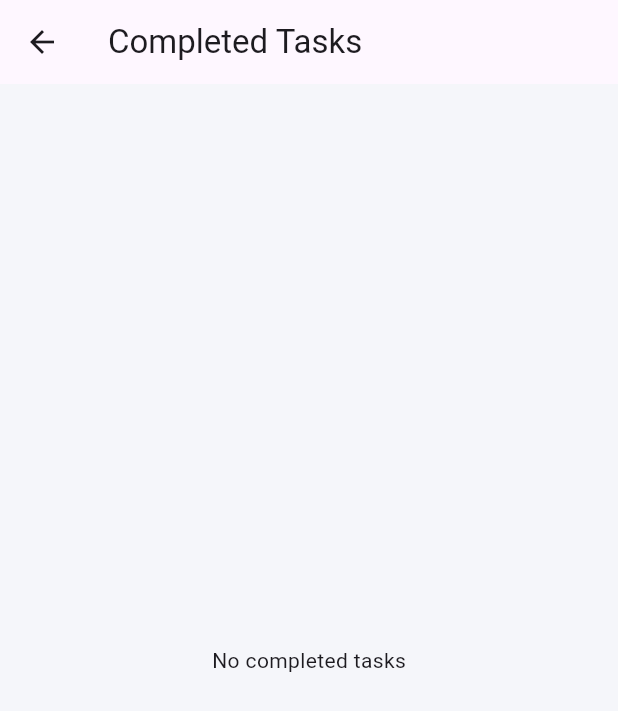
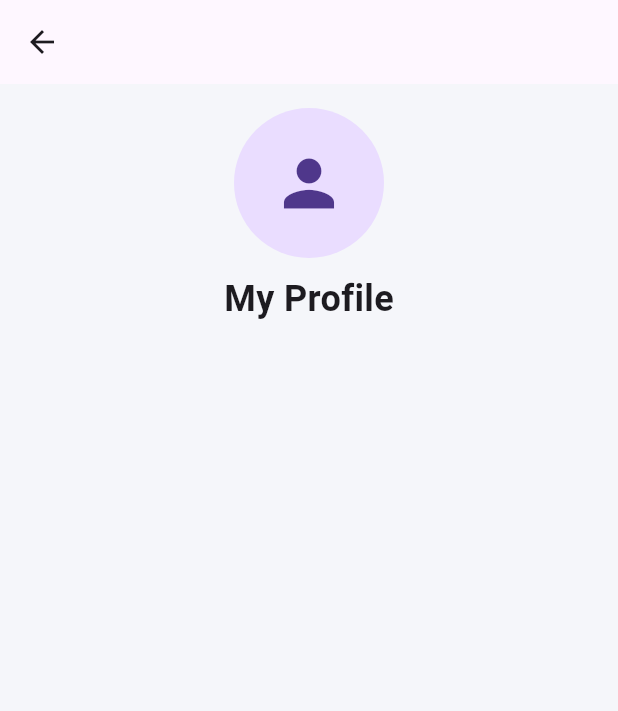
Before and after one commit to ahmedabdelmksoud/task5_nti, a Flutter app: the HomePage screen opened directly, after a tap on "Go to Profile Page", on a phone screen of 412 x 824 dp. Shown: the top 711 px of the screen. Run offline on Flutter 3.47's test engine with Material 3 defaults, Android fonts, the light colour scheme and no system bars; our stand-ins replace image_picker, sqflite; accounts and stored records are empty.

Commit message:
sacend commit

```diff
--- a/lib/screens/home_page.dart
+++ b/lib/screens/home_page.dart
@@ -142,7 +142,7 @@ class _HomePageState extends State<HomePage> {
           onPressed: () {
             Navigator.push(
               context,
-              MaterialPageRoute(builder: (context) => ProfilePage(userId: 1)),
+              MaterialPageRoute(builder: (context) => ProfilePage()),
             );
           },
           child: const Text("Go to Profile Page"),
--- a/lib/screens/profile_page.dart
+++ b/lib/screens/profile_page.dart
@@ -1,45 +1,87 @@
+import 'dart:io';
 import 'package:flutter/material.dart';
-import '../database/db_helper.dart';
-import '../models/task_model.dart';
+import 'package:image_picker/image_picker.dart';
+import 'package:task5_nti/database/db_helper.dart';
+import 'package:task5_nti/models/task_model.dart';
 
 class ProfilePage extends StatefulWidget {
-  final int userId;
-  const ProfilePage({super.key, required this.userId});
-
+  ProfilePage({super.key});
   @override
   State<ProfilePage> createState() => _ProfilePageState();
 }
 
 class _ProfilePageState extends State<ProfilePage> {
   List<Task> doneTasks = [];
-
+  File? profileImage;
   @override
   void initState() {
     super.initState();
-    loadDoneTasks();
+    _loadDoneTasks();
   }
 
-  Future loadDoneTasks() async {
-    final allTasks = await DBHelper.getTasks();
-    doneTasks = allTasks.where((e) => e.isDone).toList();
-    setState(() {});
+
+  void _loadDoneTasks() async {
+    final tasks = await DBHelper.getTasks();
+    setState(() {
+      doneTasks = tasks.where((Task) => Task.isDone).toList();
+    });
+  }
+
+
+  Future pickImage() async {
+    final picker = ImagePicker();
+    final PickedFile = await picker.pickImage(source: ImageSource.gallery);
+    if (PickedFile != null) {
+      setState(() {
+        profileImage = File(PickedFile.path);
+      });
+    }
   }
 
   @override
   Widget build(BuildContext context) {
     return Scaffold(
-      appBar: AppBar(title: const Text('Completed Tasks')),
-      body: doneTasks.isEmpty
-          ? const Center(child: Text('No completed tasks'))
-          : ListView.builder(
-              itemCount: doneTasks.length,
-              itemBuilder: (context, i) {
-                return ListTile(
-                  leading: const Icon(Icons.check_circle, color: Colors.green),
-                  title: Text(doneTasks[i].title),
-                );
-              },
+      appBar: AppBar(),
+      body: Padding(
+        padding: EdgeInsets.all(16),
+        child: Column(
+          crossAxisAlignment: CrossAxisAlignment.center,
+          children: [
+            GestureDetector(
+              onTap: pickImage,
+              child: CircleAvatar(
+                radius: 50,
+                backgroundImage: profileImage != null
+                    ? FileImage(profileImage!)
+                    : null,
+                child: profileImage == null
+                    ? Icon(Icons.person, size: 50)
+                    : null,
+              ),
             ),
+            SizedBox(height: 10),
+            Text(
+              'My Profile',
+              style: TextStyle(fontSize: 24, fontWeight: FontWeight.bold),
+            ),
+            SizedBox(height: 20),
+            Expanded(
+              child: ListView.builder(
+                itemCount: doneTasks.length,
+                itemBuilder: (context, index) {
+                  final task = doneTasks[index];
+                  return Card(
+                    child: ListTile(
+                      leading: Icon(Icons.check_box, color: Colors.green),
+                      title: Text(task.title),
+                    ),
+                  );
+                },
+              ),
+            ),
+          ],
+        ),
+      ),
     );
   }
 }
```
